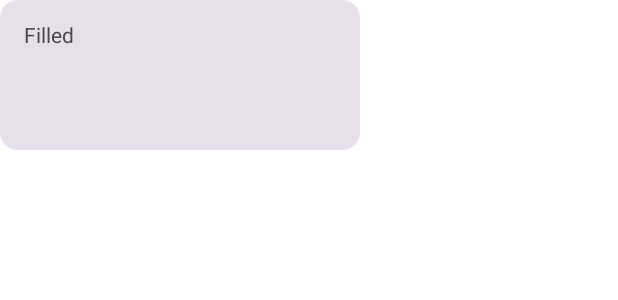
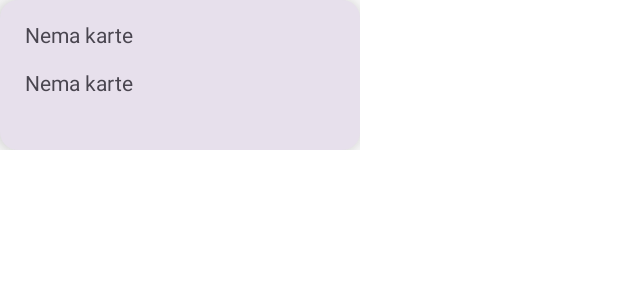
Before and after one commit to mstura-FOI/Kaiba-s-deck-Tracker, an Android app built with Jetpack Compose: the @Preview function CardPreview, on a phone screen of 412 x 824 dp. Shown: the top 300 px of the screen. Run offline under Robolectric (Android 15) with nearby library versions, the phone set to English and light mode, and no system bars; network calls fail.

Commit message:
Added styling and elevation for card.

```diff
--- a/app/src/main/java/com/kaiba/tracker/MainActivity.kt
+++ b/app/src/main/java/com/kaiba/tracker/MainActivity.kt
@@ -39,6 +39,7 @@ class MainActivity : ComponentActivity() {
 
             LaunchedEffect(true) {
                var card = GetCard()
+
             }
 
           }
--- a/app/src/main/java/com/kaiba/tracker/uiComponents/Card.kt
+++ b/app/src/main/java/com/kaiba/tracker/uiComponents/Card.kt
@@ -1,5 +1,10 @@
 package com.kaiba.tracker.uiComponents
 
+
+import androidx.compose.foundation.layout.Column
+import androidx.compose.foundation.layout.Row
+import androidx.compose.foundation.layout.Spacer
+import androidx.compose.foundation.layout.fillMaxSize
 import androidx.compose.foundation.layout.padding
 import androidx.compose.foundation.layout.size
 import androidx.compose.material3.Card
@@ -8,35 +13,56 @@ import androidx.compose.material3.ExperimentalMaterial3Api
 import androidx.compose.material3.MaterialTheme
 import androidx.compose.material3.Text
 import androidx.compose.runtime.Composable
+import androidx.compose.ui.Alignment
 import androidx.compose.ui.Modifier
 import androidx.compose.ui.input.pointer.PointerIcon.Companion.Text
 import androidx.compose.ui.text.style.TextAlign
 import androidx.compose.ui.tooling.preview.Preview
 import androidx.compose.ui.unit.dp
-
+import com.kaiba.tracker.data.YuGiOhCard
+ var yuGiOhCard:YuGiOhCard? = null
 @OptIn(ExperimentalMaterial3Api::class)
 @Composable
+
 fun CardInfo(
-
+    card : YuGiOhCard?
 ){
     Card(
+        elevation  = CardDefaults.cardElevation(
+            defaultElevation = 12.dp
+        ),
         colors = CardDefaults.cardColors(
             containerColor = MaterialTheme.colorScheme.surfaceVariant,
         ),
         modifier = Modifier
             .size(width = 240.dp, height = 100.dp)
+
     ) {
-        Text(
-            text = "Filled",
-            modifier = Modifier
-                .padding(16.dp),
-            textAlign = TextAlign.Center,
-        )
+        Row(
+            modifier = Modifier.fillMaxSize()
+        ) {
+           Column {
+               Text(
+                   text = if(card == null) "Nema karte" else card.name,
+                   modifier = Modifier
+                       .padding(16.dp),
+                   textAlign = TextAlign.Center,
+               )
+               Text(text = if(card == null) "Nema karte" else card.type,
+                   modifier = Modifier.padding(16.dp,0.dp,0.dp,0.dp),
+                   textAlign = TextAlign.Center
+               )
+           }
+            Spacer(modifier = Modifier.padding(10.dp))
+        }
+
+
+
     }
 }
 
 @Composable
 @Preview
 fun CardPreview(){
-    CardInfo()
+    CardInfo(yuGiOhCard)
 }
```
